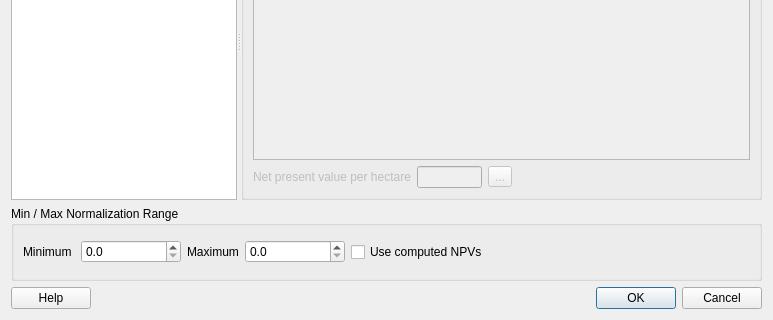
Before: the Qt Designer form src/cplus_plugin/ui/financial_pwl_dialog.ui in ConservationInternational/cplus-plugin, drawn with Qt 5; both pictures show x 0 to 773 and y 262 to 582 of the 773 by 582 pixel window.
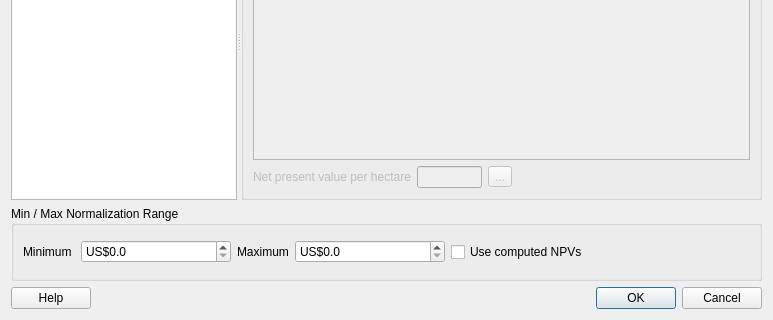
After: the same form once the commit is applied. Custom widgets are drawn as their Qt base class.

Diff of the .ui file:
```diff
--- a/src/cplus_plugin/ui/financial_pwl_dialog.ui
+++ b/src/cplus_plugin/ui/financial_pwl_dialog.ui
@@ -256,10 +256,13 @@
        <widget class="QDoubleSpinBox" name="sb_min_normalize">
         <property name="minimumSize">
          <size>
-          <width>100</width>
+          <width>150</width>
           <height>0</height>
          </size>
         </property>
+        <property name="prefix">
+         <string>US$</string>
+        </property>
         <property name="decimals">
          <number>1</number>
         </property>
@@ -288,10 +291,16 @@
        <widget class="QDoubleSpinBox" name="sb_max_normalize">
         <property name="minimumSize">
          <size>
-          <width>100</width>
+          <width>150</width>
           <height>0</height>
          </size>
         </property>
+        <property name="showGroupSeparator" stdset="0">
+         <bool>false</bool>
+        </property>
+        <property name="prefix">
+         <string>US$</string>
+        </property>
         <property name="decimals">
          <number>1</number>
         </property>
@@ -317,7 +326,7 @@
         </property>
         <property name="sizeHint" stdset="0">
          <size>
-          <width>297</width>
+          <width>197</width>
           <height>20</height>
          </size>
         </property>
```
